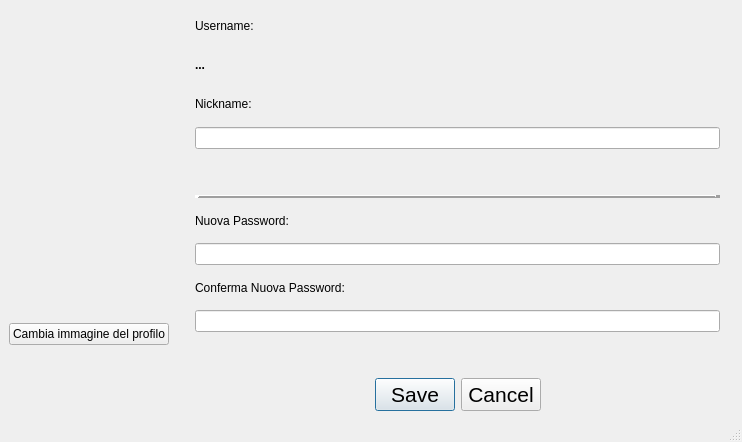
Before: the Qt Designer form Login/profilepage.ui in cosimo265598/Edilive, drawn with Qt 5.
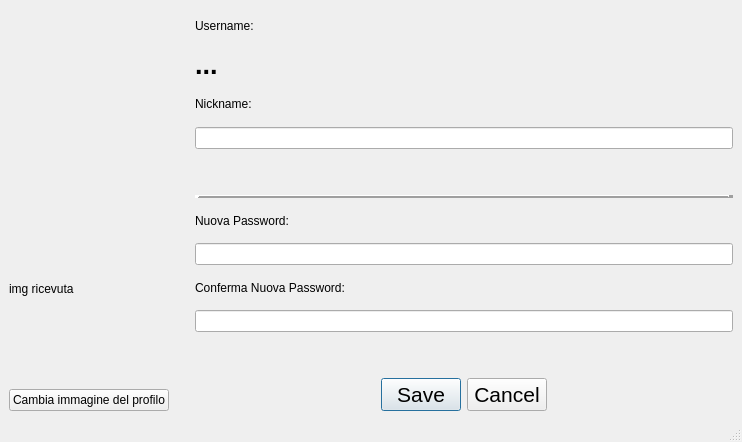
After: the same form once the commit is applied. Custom widgets are drawn as their Qt base class.

```diff
--- a/Login/profilepage.ui
+++ b/Login/profilepage.ui
@@ -87,6 +87,13 @@
         </item>
        </layout>
       </item>
+      <item>
+       <widget class="QLabel" name="label_rv">
+        <property name="text">
+         <string>img ricevuta</string>
+        </property>
+       </widget>
+      </item>
       <item>
        <widget class="QPushButton" name="pushButton">
         <property name="sizePolicy">
@@ -121,6 +128,7 @@
        <widget class="QLabel" name="username_value">
         <property name="font">
          <font>
+          <pointsize>20</pointsize>
           <weight>75</weight>
           <bold>true</bold>
          </font>
@@ -141,7 +149,11 @@
        </widget>
       </item>
       <item>
-       <widget class="QLineEdit" name="lineEdit_nick"/>
+       <widget class="QLineEdit" name="lineEdit_nick">
+        <property name="enabled">
+         <bool>true</bool>
+        </property>
+       </widget>
       </item>
       <item>
        <spacer name="verticalSpacer">
@@ -267,16 +279,6 @@
       </item>
      </layout>
     </item>
-    <item>
-     <widget class="QLabel" name="label_imagine_profilo">
-      <property name="text">
-       <string/>
-      </property>
-      <property name="scaledContents">
-       <bool>true</bool>
-      </property>
-     </widget>
-    </item>
    </layout>
   </widget>
   <widget class="QMenuBar" name="menubar">
```
